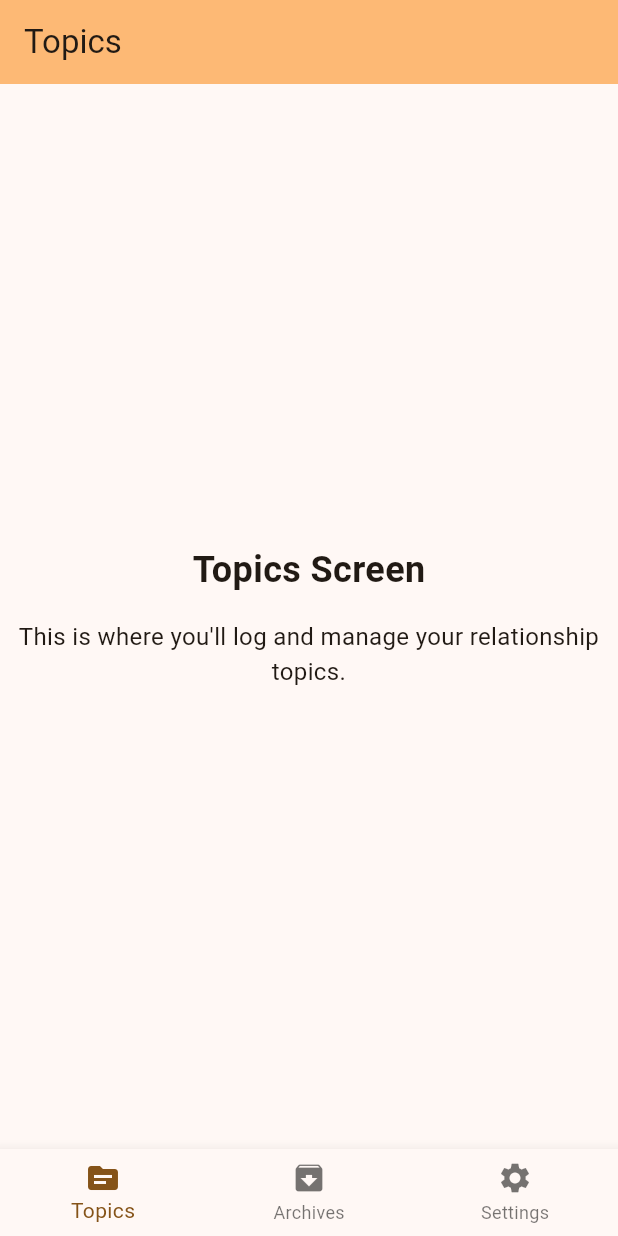
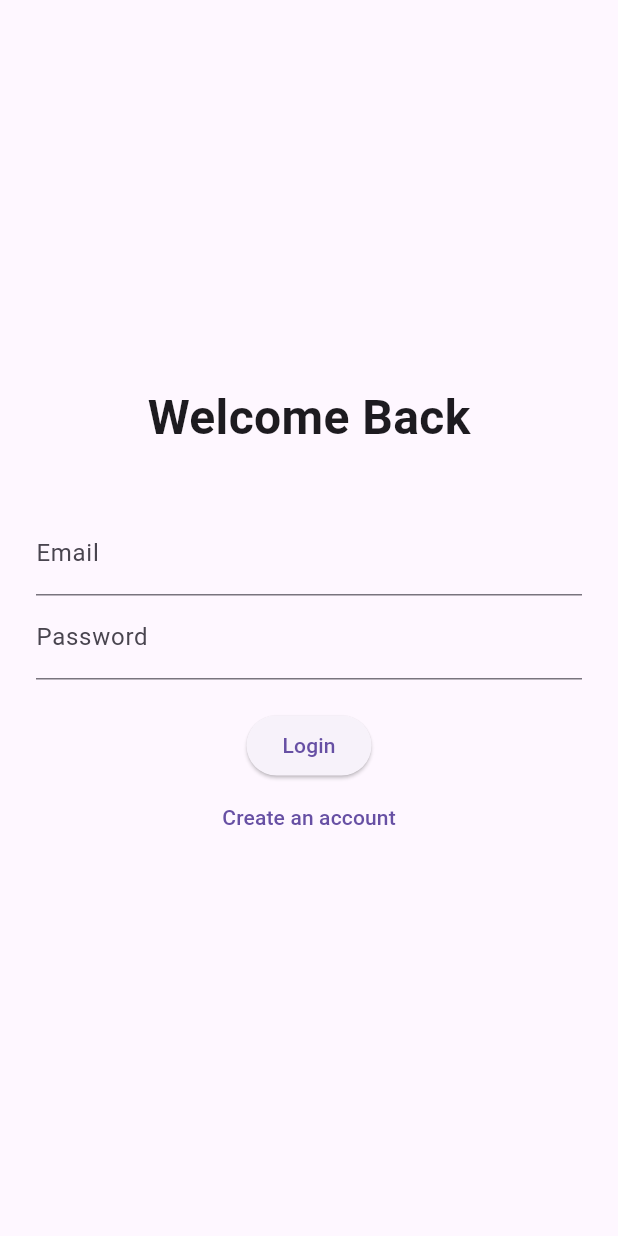
Before and after one commit to MaximeLeBesnerais/kindling, a Flutter app: the screen it shows after launch, on a phone screen of 412 x 824 dp. Run offline on Flutter 3.47's test engine with Material 3 defaults, Android fonts, the phone set to English and light mode, and no system bars; our stand-ins replace shared_preferences.

Commit message:
feat: Implement authentication and settings screens

```diff
--- a/lib/main.dart
+++ b/lib/main.dart
@@ -1,169 +1,35 @@
 import 'package:flutter/material.dart';
+import 'package:provider/provider.dart';
+import 'package:shared_preferences/shared_preferences.dart';
+import 'screens/auth/auth_screen.dart';
+import 'theme/theme_manager.dart';
 
-void main() {
-  runApp(const KindlingApp());
+void main() async {
+  WidgetsFlutterBinding.ensureInitialized();
+  final prefs = await SharedPreferences.getInstance();
+  runApp(MyApp(prefs: prefs));
 }
 
-class KindlingApp extends StatelessWidget {
-  const KindlingApp({super.key});
+class MyApp extends StatelessWidget {
+  final SharedPreferences prefs;
+
+  const MyApp({required this.prefs});
 
   @override
   Widget build(BuildContext context) {
-    return MaterialApp(
-      title: 'Kindling',
-      theme: ThemeData(
-        colorScheme: ColorScheme.fromSeed(seedColor: Colors.orange),
-        useMaterial3: true,
-      ),
-      home: const MainScreen(),
-    );
-  }
-}
-
-class MainScreen extends StatefulWidget {
-  const MainScreen({super.key});
-
-  @override
-  State<MainScreen> createState() => _MainScreenState();
-}
-
-class _MainScreenState extends State<MainScreen> {
-  int _currentIndex = 0;
-
-  final List<Widget> _screens = [
-    const TopicsScreen(),
-    const ArchivesScreen(),
-    const SettingsScreen(),
-  ];
-
-  @override
-  Widget build(BuildContext context) {
-    return Scaffold(
-      body: _screens[_currentIndex],
-      bottomNavigationBar: BottomNavigationBar(
-        currentIndex: _currentIndex,
-        onTap: (index) {
-          setState(() {
-            _currentIndex = index;
-          });
+    return ChangeNotifierProvider(
+      create: (_) => ThemeManager(prefs),
+      child: Consumer<ThemeManager>(
+        builder: (context, themeManager, child) {
+          return MaterialApp(
+            title: 'Kindling',
+            theme: themeManager.themeData.copyWith(brightness: Brightness.light),
+            darkTheme: themeManager.themeData.copyWith(brightness: Brightness.dark),
+            themeMode: themeManager.themeMode,
+            home: AuthScreen(),
+          );
         },
-        items: const [
-          BottomNavigationBarItem(
-            icon: Icon(Icons.topic),
-            label: 'Topics',
-          ),
-          BottomNavigationBarItem(
-            icon: Icon(Icons.archive),
-            label: 'Archives',
-          ),
-          BottomNavigationBarItem(
-            icon: Icon(Icons.settings),
-            label: 'Settings',
-          ),
-        ],
       ),
     );
   }
 }
-
-class TopicsScreen extends StatelessWidget {
-  const TopicsScreen({super.key});
-
-  @override
-  Widget build(BuildContext context) {
-    return Scaffold(
-      appBar: AppBar(
-        title: const Text('Topics'),
-        backgroundColor: Theme.of(context).colorScheme.inversePrimary,
-      ),
-      body: const Center(
-        child: Column(
-          mainAxisAlignment: MainAxisAlignment.center,
-          children: [
-            Text(
-              'Topics Screen',
-              style: TextStyle(
-                fontSize: 24,
-                fontWeight: FontWeight.bold,
-              ),
-            ),
-            SizedBox(height: 16),
-            Text(
-              'This is where you\'ll log and manage your relationship topics.',
-              textAlign: TextAlign.center,
-              style: TextStyle(fontSize: 16),
-            ),
-          ],
-        ),
-      ),
-    );
-  }
-}
-
-class ArchivesScreen extends StatelessWidget {
-  const ArchivesScreen({super.key});
-
-  @override
-  Widget build(BuildContext context) {
-    return Scaffold(
-      appBar: AppBar(
-        title: const Text('Archives'),
-        backgroundColor: Theme.of(context).colorScheme.inversePrimary,
-      ),
-      body: const Center(
-        child: Column(
-          mainAxisAlignment: MainAxisAlignment.center,
-          children: [
-            Text(
-              'Archives Screen',
-              style: TextStyle(
-                fontSize: 24,
-                fontWeight: FontWeight.bold,
-              ),
-            ),
-            SizedBox(height: 16),
-            Text(
-              'This is where you\'ll find your resolved and archived topics.',
-              textAlign: TextAlign.center,
-              style: TextStyle(fontSize: 16),
-            ),
-          ],
-        ),
-      ),
-    );
-  }
-}
-
-class SettingsScreen extends StatelessWidget {
-  const SettingsScreen({super.key});
-
-  @override
-  Widget build(BuildContext context) {
-    return Scaffold(
-      appBar: AppBar(
-        title: const Text('Settings'),
-        backgroundColor: Theme.of(context).colorScheme.inversePrimary,
-      ),
-      body: const Center(
-        child: Column(
-          mainAxisAlignment: MainAxisAlignment.center,
-          children: [
-            Text(
-              'Settings Screen',
-              style: TextStyle(
-                fontSize: 24,
-                fontWeight: FontWeight.bold,
-              ),
-            ),
-            SizedBox(height: 16),
-            Text(
-              'This is where you\'ll configure your app preferences.',
-              textAlign: TextAlign.center,
-              style: TextStyle(fontSize: 16),
-            ),
-          ],
-        ),
-      ),
-    );
-  }
-}
--- /dev/null
+++ b/lib/screens/auth/auth_screen.dart
@@ -0,0 +1,109 @@
+
+import 'package:flutter/material.dart';
+import '../../services/api_service.dart';
+import '../onboarding/welcome_screen.dart';
+import '../screen_manager/screen_manager.dart';
+
+class AuthScreen extends StatefulWidget {
+  const AuthScreen({super.key});
+
+  @override
+  AuthScreenState createState() => AuthScreenState();
+}
+
+class AuthScreenState extends State<AuthScreen> {
+  bool _isLogin = true;
+  final _formKey = GlobalKey<FormState>();
+  final _apiService = ApiService();
+
+  String _email = '';
+  String _username = '';
+  String _password = '';
+
+  void _submit() {
+    final isValid = _formKey.currentState!.validate();
+    if (!isValid) {
+      return;
+    }
+    _formKey.currentState!.save();
+
+    final Future<Map<String, dynamic>> authFuture = _isLogin
+        ? _apiService.login(_email, _password)
+        : _apiService.register(_email, _username, _password);
+
+    authFuture.then((response) {
+      if (_isLogin) {
+        // For login, go directly to main app
+        Navigator.of(context).pushReplacement(MaterialPageRoute(builder: (context) => ScreenManager()));
+      } else {
+        // For registration, go through onboarding flow
+        Navigator.of(context).pushReplacement(MaterialPageRoute(builder: (context) => WelcomeScreen(username: _username)));
+      }
+    }).catchError((error) {
+      ScaffoldMessenger.of(context).showSnackBar(
+        SnackBar(content: Text(error.toString())),
+      );
+    });
+  }
+
+  @override
+  Widget build(BuildContext context) {
+    return Scaffold(
+      body: Center(
+        child: SingleChildScrollView(
+          padding: EdgeInsets.all(24.0),
+          child: Column(
+            mainAxisAlignment: MainAxisAlignment.center,
+            children: [
+              Text(
+                _isLogin ? 'Welcome Back' : 'Create Account',
+                style: TextStyle(fontSize: 32, fontWeight: FontWeight.bold),
+              ),
+              SizedBox(height: 40),
+              Form(
+                key: _formKey,
+                child: Column(
+                  children: [
+                    if (!_isLogin)
+                      TextFormField(
+                        key: ValueKey('username'),
+                        decoration: InputDecoration(labelText: 'Username'),
+                        validator: (value) => value!.isEmpty ? 'Please enter a username' : null,
+                        onSaved: (value) => _username = value!,
+                      ),
+                    TextFormField(
+                      key: ValueKey('email'),
+                      decoration: InputDecoration(labelText: 'Email'),
+                      validator: (value) => !value!.contains('@') ? 'Please enter a valid email' : null,
+                      onSaved: (value) => _email = value!,
+                    ),
+                    TextFormField(
+                      key: ValueKey('password'),
+                      decoration: InputDecoration(labelText: 'Password'),
+                      obscureText: true,
+                      validator: (value) => value!.length < 6 ? 'Password must be at least 6 characters' : null,
+                      onSaved: (value) => _password = value!,
+                    ),
+                    SizedBox(height: 20),
+                    ElevatedButton(
+                      onPressed: _submit,
+                      child: Text(_isLogin ? 'Login' : 'Register'),
+                    ),
+                  ],
+                ),
+              ),
+              TextButton(
+                onPressed: () {
+                  setState(() {
+                    _isLogin = !_isLogin;
+                  });
+                },
+                child: Text(_isLogin ? 'Create an account' : 'I already have an account'),
+              ),
+            ],
+          ),
+        ),
+      ),
+    );
+  }
+}
```
Also changed, not shown: lib/screens/settings/settings_screen.dart (added, +86 -0 lines).
